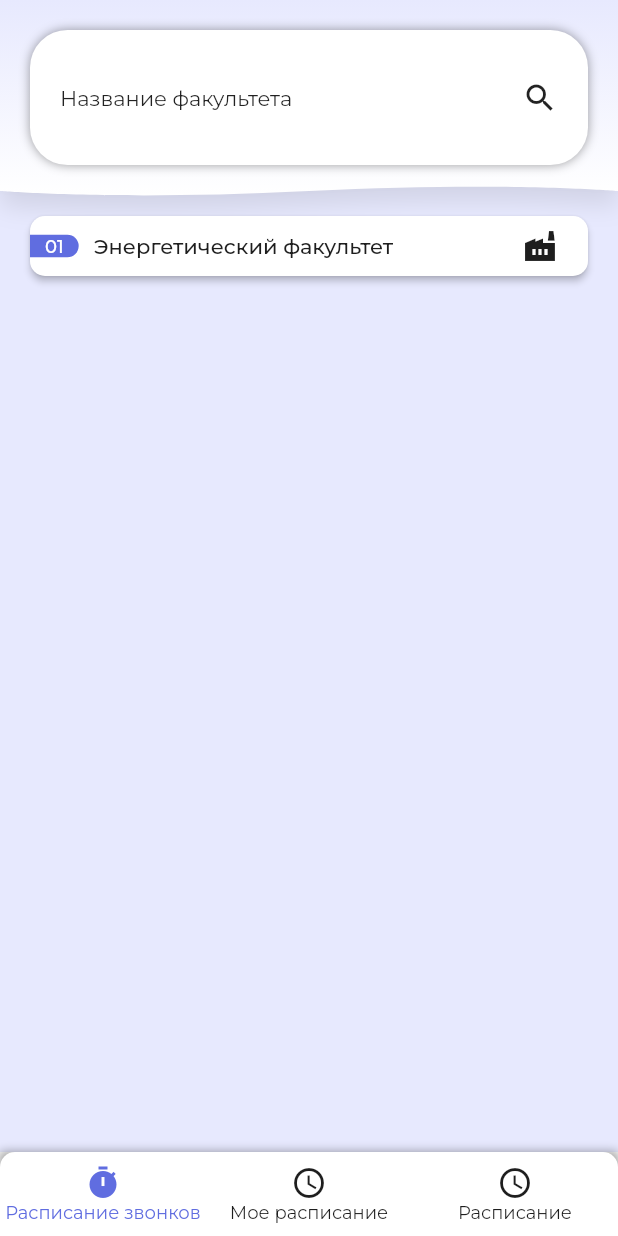
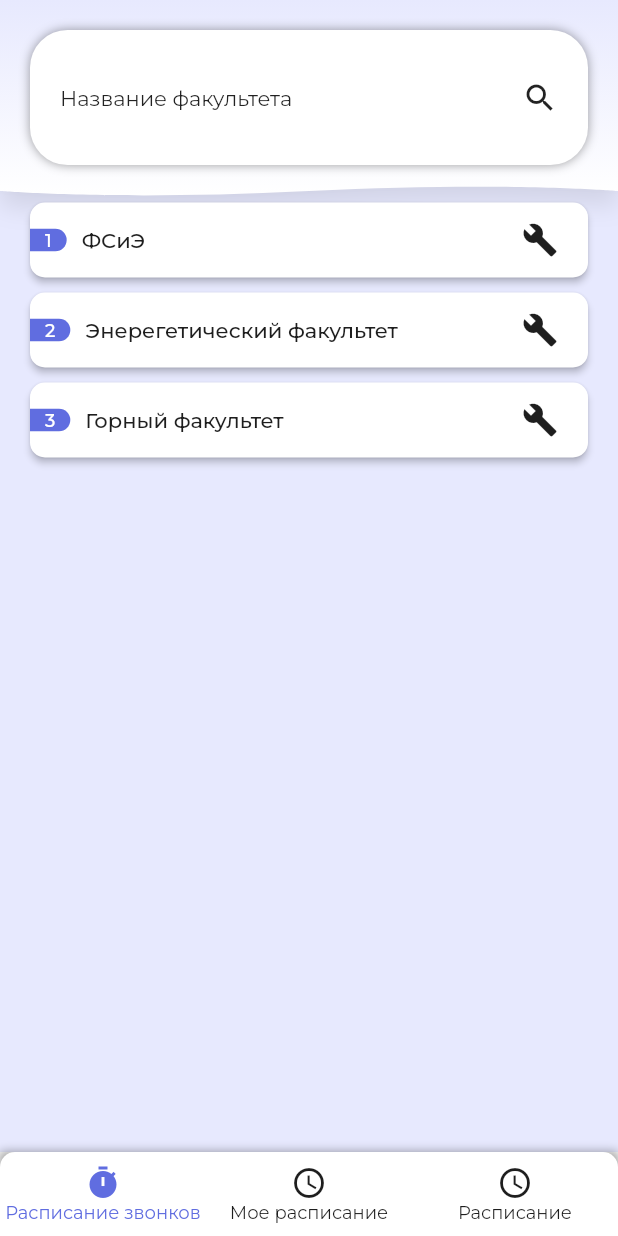
Before and after one commit to 0chuhh/scheddule_mobile, a Flutter app: the screen it shows after launch, on a phone screen of 412 x 824 dp. Run offline on Flutter 3.47's test engine with Material 2 defaults, Android fonts, the light colour scheme and no system bars; our stand-ins replace gap, table_calendar, timelines.

Commit message:
feat: создание более гибкого виджета для нижней шторки

```diff
--- a/lib/screens/bell_schedule_screen.dart
+++ b/lib/screens/bell_schedule_screen.dart
@@ -16,18 +16,45 @@ class _BellScheduleScreenState extends State<BellScheduleScreen> {
   final List<Map<String, dynamic>> _allFaculties = [
     {
       'id': 1,
-      'name': 'Факультет строительства и экологии',
+      'name': 'ФСиЭ',
       'icon': Icons.build,
+      'bellSchedule': {
+        'big_break': '13:35 - 14:35',
+        '1': '08:30 - 10:05',
+        '2': '10:15 - 11:50',
+        '3': '12:00 - 13:35',
+        '4': '14:35 - 16:10',
+        '5': '16:20 - 17:55',
+        '6': '18:05 - 19:40',
+      }
     },
     {
       'id': 2,
-      'name': 'Факультет строительства и экологии',
+      'name': 'Энерегетический факультет',
       'icon': Icons.build,
+      'bellSchedule': {
+        'big_break': '13:35 - 14:35',
+        '1': '08:30 - 10:05',
+        '2': '10:15 - 11:50',
+        '3': '12:00 - 13:35',
+        '4': '14:35 - 16:10',
+        '5': '16:20 - 17:55',
+        '6': '18:05 - 19:40',
+      }
     },
     {
       'id': 3,
-      'name': 'Факультет строительства и экологии',
+      'name': 'Горный факультет',
       'icon': Icons.build,
+      'bellSchedule': {
+        'big_break': '13:35 - 14:35',
+        '1': '08:30 - 10:05',
+        '2': '10:15 - 11:50',
+        '3': '12:00 - 13:35',
+        '4': '14:35 - 16:10',
+        '5': '16:20 - 17:55',
+        '6': '18:05 - 19:40',
+      }
     },
   ];
 
@@ -69,11 +96,29 @@ class _BellScheduleScreenState extends State<BellScheduleScreen> {
               ),
             ),
           ]),
-          Padding(
-            padding: const EdgeInsets.symmetric(vertical: 10, horizontal: 20),
-            child: Column(
-              children: [
-                ElevatedButton(
+          Expanded(
+            child: SizedBox(
+                child: ListView.builder(
+              itemCount: _allFaculties.length,
+              itemBuilder: (context, index) {
+                return Padding(
+                    padding: const EdgeInsets.symmetric(horizontal: 20, vertical: 5),
+                    child: _bellScheduleElevatedButton(
+                      _allFaculties[index]['id'],
+                      _allFaculties[index]['name'],
+                      _allFaculties[index]['icon'],
+                      _allFaculties[index]['bellSchedule'],
+                    ));
+              },
+            )),
+          )
+        ],
+      ),
+    );
+  }
+
+  Widget _bellScheduleElevatedButton(id, name, icon, bellSchedule) {
+    return ElevatedButton(
         onPressed: () {
           showModalBottomSheet(
               context: context,
@@ -83,13 +128,11 @@ class _BellScheduleScreenState extends State<BellScheduleScreen> {
                     decoration: const BoxDecoration(
                         color: Colors.white,
                         borderRadius: BorderRadius.only(
-                                        topRight: Radius.circular(10),
-                                        topLeft: Radius.circular(10))),
+                            topRight: Radius.circular(10), topLeft: Radius.circular(10))),
                     height: 280,
                     width: MediaQuery.of(context).size.width,
                     child: Padding(
-                                  padding:
-                                      const EdgeInsets.symmetric(horizontal: 15.0, vertical: 5.0),
+                      padding: const EdgeInsets.symmetric(horizontal: 15.0, vertical: 5.0),
                       child: Column(
                         crossAxisAlignment: CrossAxisAlignment.center,
                         children: [
@@ -98,8 +141,7 @@ class _BellScheduleScreenState extends State<BellScheduleScreen> {
                             width: MediaQuery.of(context).size.width * 0.30,
                             decoration: BoxDecoration(
                                 color: Styles.crossColor,
-                                            borderRadius:
-                                                const BorderRadius.all(Radius.circular(5))),
+                                borderRadius: const BorderRadius.all(Radius.circular(5))),
                           ),
                           const Gap(10),
                           Row(
@@ -108,9 +150,9 @@ class _BellScheduleScreenState extends State<BellScheduleScreen> {
                               const Gap(5),
                               Column(
                                 crossAxisAlignment: CrossAxisAlignment.start,
-                                            children: const [
-                                              Text('Расписание звонков'),
-                                              Text('Энергетический факультет'),
+                                children: [
+                                  const Text('Расписание звонков'),
+                                  Text(name),
                                 ],
                               )
                             ],
@@ -129,9 +171,8 @@ class _BellScheduleScreenState extends State<BellScheduleScreen> {
                                   direction: Axis.horizontal,
                                   color: Styles.crossColor,
                                 ),
-                                              )
-                                          ),
-                                          const Text('08:30 - 10:05'),
+                              )),
+                              Text(bellSchedule['1']),
                             ],
                           ),
                           const Gap(10),
@@ -148,9 +189,8 @@ class _BellScheduleScreenState extends State<BellScheduleScreen> {
                                   direction: Axis.horizontal,
                                   color: Styles.crossColor,
                                 ),
-                                              )
-                                          ),
-                                          const Text('10:15 - 11:50'),
+                              )),
+                              Text(bellSchedule['2']),
                             ],
                           ),
                           const Gap(10),
@@ -167,17 +207,15 @@ class _BellScheduleScreenState extends State<BellScheduleScreen> {
                                   direction: Axis.horizontal,
                                   color: Styles.crossColor,
                                 ),
-                                              )
-                                          ),
-                                          const Text('12:00 - 13:35'),
+                              )),
+                              Text(bellSchedule['3']),
                             ],
                           ),
                           const Gap(15),
                           Center(
                               child: Text(
-                                        'Большой перерыв 13:35 - 14:35',
-                                        style: TextStyle(
-                                            color: Styles.crossColor, fontWeight: FontWeight.bold),
+                            'Большой перерыв ${bellSchedule['big_break']}',
+                            style: TextStyle(color: Styles.crossColor, fontWeight: FontWeight.bold),
                           )),
                           const Gap(15),
                           Row(
@@ -193,9 +231,8 @@ class _BellScheduleScreenState extends State<BellScheduleScreen> {
                                   direction: Axis.horizontal,
                                   color: Styles.crossColor,
                                 ),
-                                              )
-                                          ),
-                                          const Text('14:35 - 16:10'),
+                              )),
+                              Text(bellSchedule['4']),
                             ],
                           ),
                           const Gap(10),
@@ -212,9 +249,8 @@ class _BellScheduleScreenState extends State<BellScheduleScreen> {
                                   direction: Axis.horizontal,
                                   color: Styles.crossColor,
                                 ),
-                                              )
-                                          ),
-                                          const Text('16:20 - 17:55'),
+                              )),
+                              Text(bellSchedule['5']),
                             ],
                           ),
                           const Gap(10),
@@ -231,9 +267,8 @@ class _BellScheduleScreenState extends State<BellScheduleScreen> {
                                   direction: Axis.horizontal,
                                   color: Styles.crossColor,
                                 ),
-                                              )
-                                          ),
-                                          const Text('18:05 - 19:40'),
+                              )),
+                              Text(bellSchedule['6']),
                             ],
                           ),
                         ],
@@ -244,8 +279,8 @@ class _BellScheduleScreenState extends State<BellScheduleScreen> {
         style: ElevatedButton.styleFrom(
             padding: const EdgeInsets.only(left: 0, right: 20),
             shape: RoundedRectangleBorder(borderRadius: BorderRadius.circular(10)),
-                        minimumSize: Size(MediaQuery.of(context).size.width, 40),
-                        maximumSize: Size(MediaQuery.of(context).size.width, 40),
+            minimumSize: Size(MediaQuery.of(context).size.width, 50),
+            maximumSize: Size(MediaQuery.of(context).size.width, 50),
             backgroundColor: Colors.white,
             foregroundColor: Styles.textColor),
         child: Row(
@@ -258,30 +293,24 @@ class _BellScheduleScreenState extends State<BellScheduleScreen> {
                 ),
                 color: Styles.primaryColor,
               ),
-                          child: const Padding(
-                            padding: EdgeInsets.symmetric(horizontal: 10),
+              child: Padding(
+                padding: const EdgeInsets.symmetric(horizontal: 10),
                 child: Text(
-                              '01',
-                              style: TextStyle(
+                  id.toString(),
+                  style: const TextStyle(
                     fontSize: 12,
                     color: Colors.white,
                   ),
                 ),
               ),
             ),
-                        const Padding(
-                          padding: EdgeInsets.symmetric(horizontal: 10),
-                          child: Text('Энергетический факультет'),
+            Padding(
+              padding: const EdgeInsets.symmetric(horizontal: 10),
+              child: Text(name),
             ),
             const Spacer(),
-                        const Icon(Icons.factory),
+            Icon(icon),
           ],
-                    )),
-              ],
-            ),
-          )
-        ],
-      ),
-    );
+        ));
   }
 }
```
Lines whose indentation alone changed are shown as unchanged.
